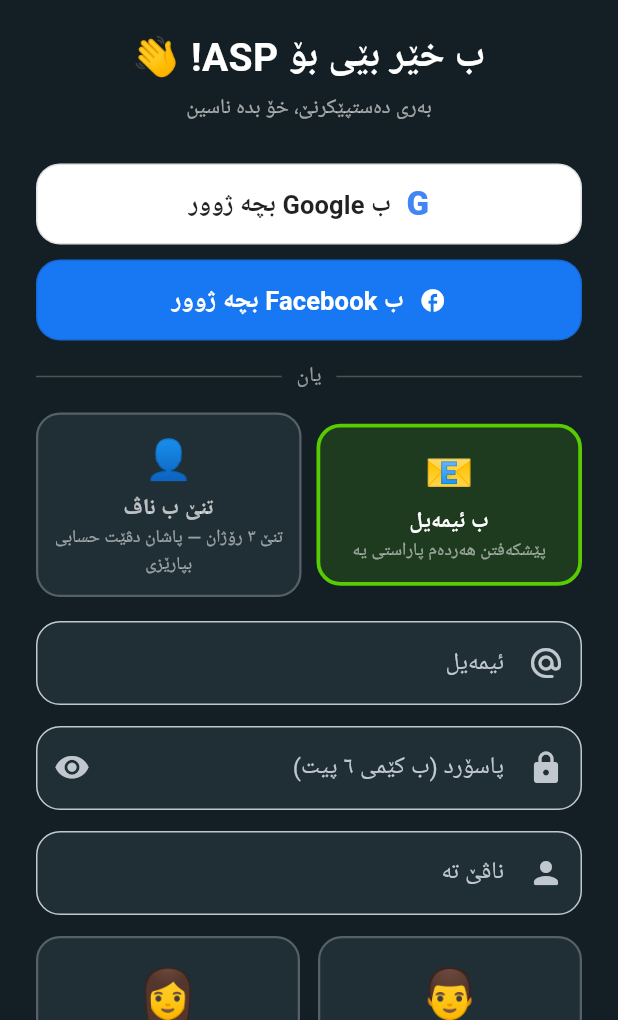
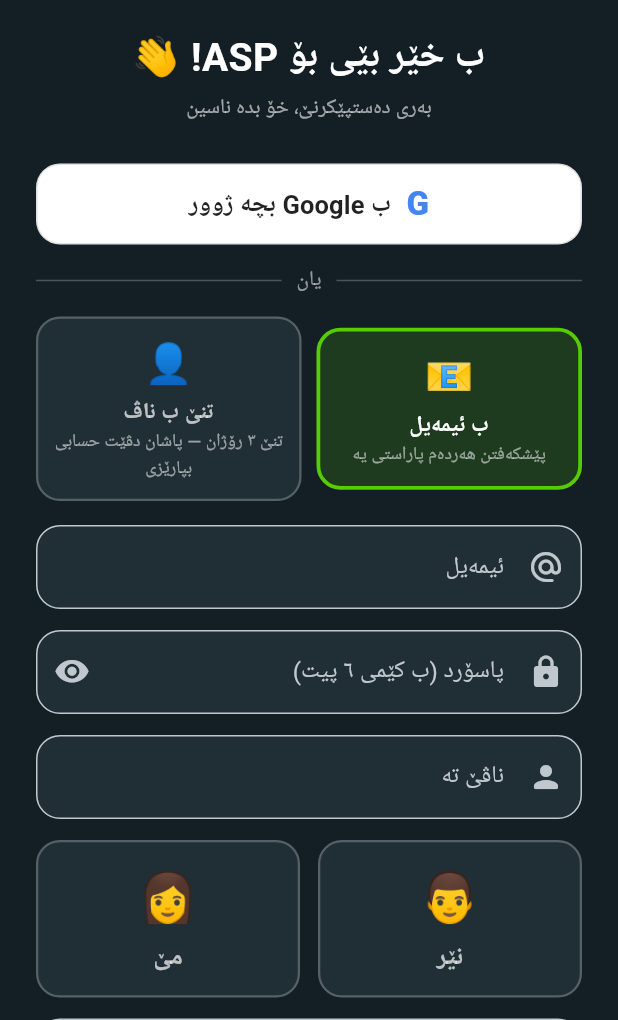
Before and after one commit to asp-kurd/asp-kurd.github.io, a Flutter app: the RegisterScreen screen opened directly, on a phone screen of 412 x 824 dp, the part 216-1236 px from its top. Run offline on Flutter 3.47's test engine with Material 3 defaults, Android fonts, the phone set to English and light mode, and no system bars; our stand-ins replace audioplayers, file_picker, flutter_tts, hive_flutter, share_plus, shared_preferences and 1 more; missing offline and left inert: dart:js_interop, record; accounts and stored records are empty; network calls fail; Roboto replaces fonts that are missing (Sarchia).

Commit message:
Hide Facebook button until the Meta app is live
Co-Authored-By: Claude Opus 5.5 <noreply@anthropic.com>
Claude-Session: https://claude.ai/code/session_018vDg15ZkjfP2zMV728vYuP

```diff
--- a/lib/screens/account_screens.dart
+++ b/lib/screens/account_screens.dart
@@ -1068,7 +1068,11 @@ class _SocialButtonsState extends State<SocialButtons> {
     final b = Backend.instance;
     if (!b.enabled) return const SizedBox.shrink();
     final g = _btn(widget.compact ? 'Google' : 'ب Google بچە ژوور', const _GLogo(), Colors.white, Colors.black87, () => _go('google'));
-    final f = _btn(widget.compact ? 'Facebook' : 'ب Facebook بچە ژوور', const Icon(Icons.facebook_rounded, color: Colors.white),
+    // 🔵 Facebook: هەتا ئەپا Meta «Live» نەبیت (Business verification) یا ڤەشارتی یە
+    const facebookLive = false;
+    final f = !facebookLive
+        ? null
+        : _btn(widget.compact ? 'Facebook' : 'ب Facebook بچە ژوور', const Icon(Icons.facebook_rounded, color: Colors.white),
         const Color(0xFF1877F2), Colors.white, () => _go('facebook'));
     final e = widget.signInOnly || !b.registered
         ? null
@@ -1078,14 +1082,12 @@ class _SocialButtonsState extends State<SocialButtons> {
       if (widget.compact)
         Row(children: [
           Expanded(child: g),
-          const SizedBox(width: 8),
-          Expanded(child: f),
+          if (f != null) ...[const SizedBox(width: 8), Expanded(child: f)],
           if (e != null) ...[const SizedBox(width: 8), Expanded(child: e)],
         ])
       else ...[
         g,
-        const SizedBox(height: 10),
-        f,
+        if (f != null) ...[const SizedBox(height: 10), f],
         if (e != null) ...[const SizedBox(height: 10), e],
       ],
       if (busy)
```
